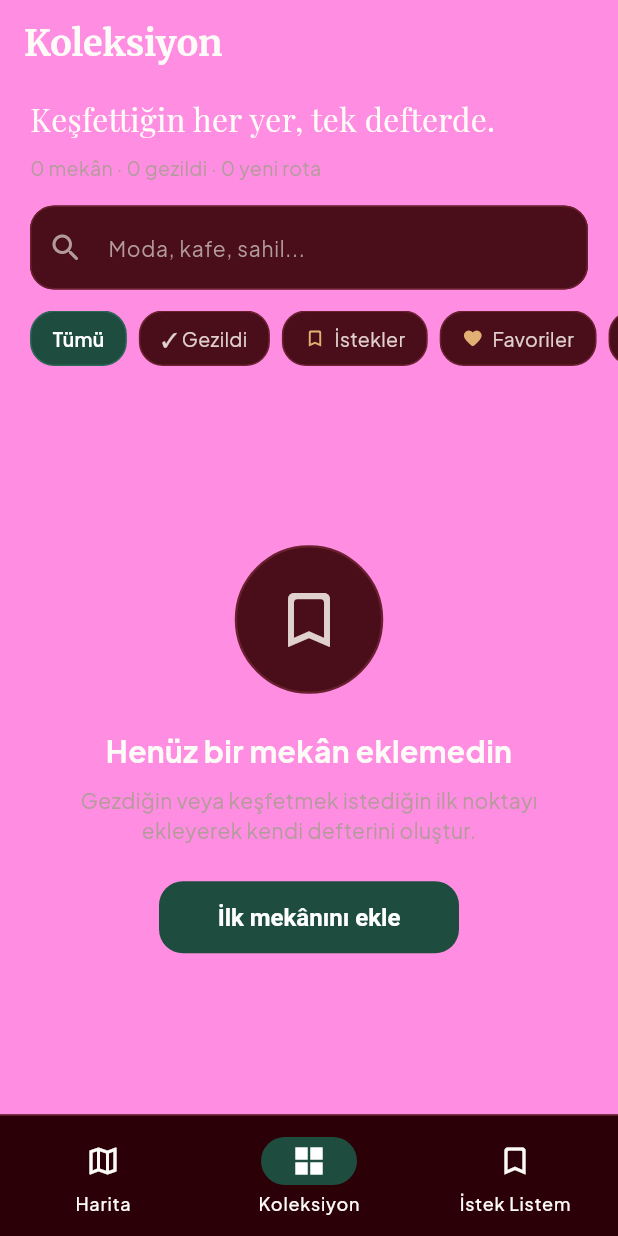
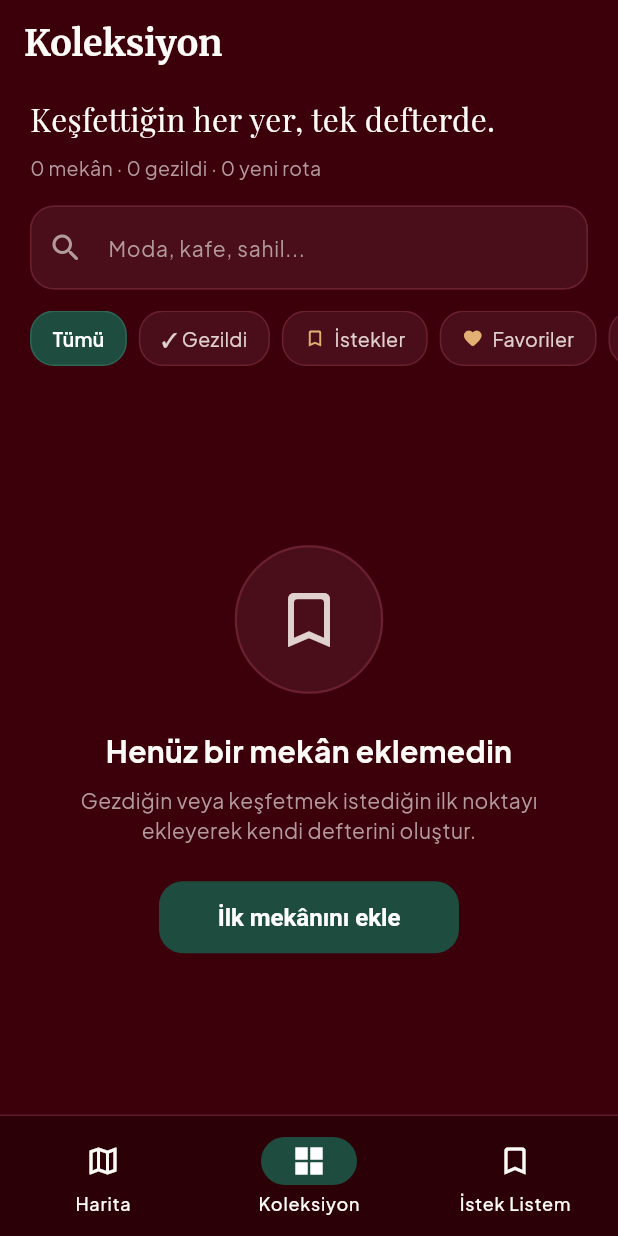
Before and after one commit to zehratuncer/MekanDefterim, a Flutter app: the PlacesListPage screen opened by its route, on a phone screen of 412 x 824 dp. Run offline on Flutter 3.47's test engine with Material 3 defaults, Android fonts, the phone set to English and light mode, and no system bars; our stand-ins replace drift, flutter_map, flutter_riverpod, geolocator, go_router, google_fonts and 2 more; accounts and stored records are empty; generated files the repository leaves out were written again.

Commit message:
style: revert #FF8DE2 background color on Koleksiyon page

```diff
--- a/lib/features/places/presentation/pages/places_list_page.dart
+++ b/lib/features/places/presentation/pages/places_list_page.dart
@@ -33,9 +33,7 @@ class _PlacesListPageState extends ConsumerState<PlacesListPage> {
     final placesAsync = ref.watch(filteredPlacesStreamProvider);
 
     return Scaffold(
-      backgroundColor: const Color(0xFFFF8DE2),
       appBar: AppBar(
-        backgroundColor: const Color(0xFFFF8DE2),
         title: Text(
           'Koleksiyon',
           style: GoogleFonts.merriweather(
```
